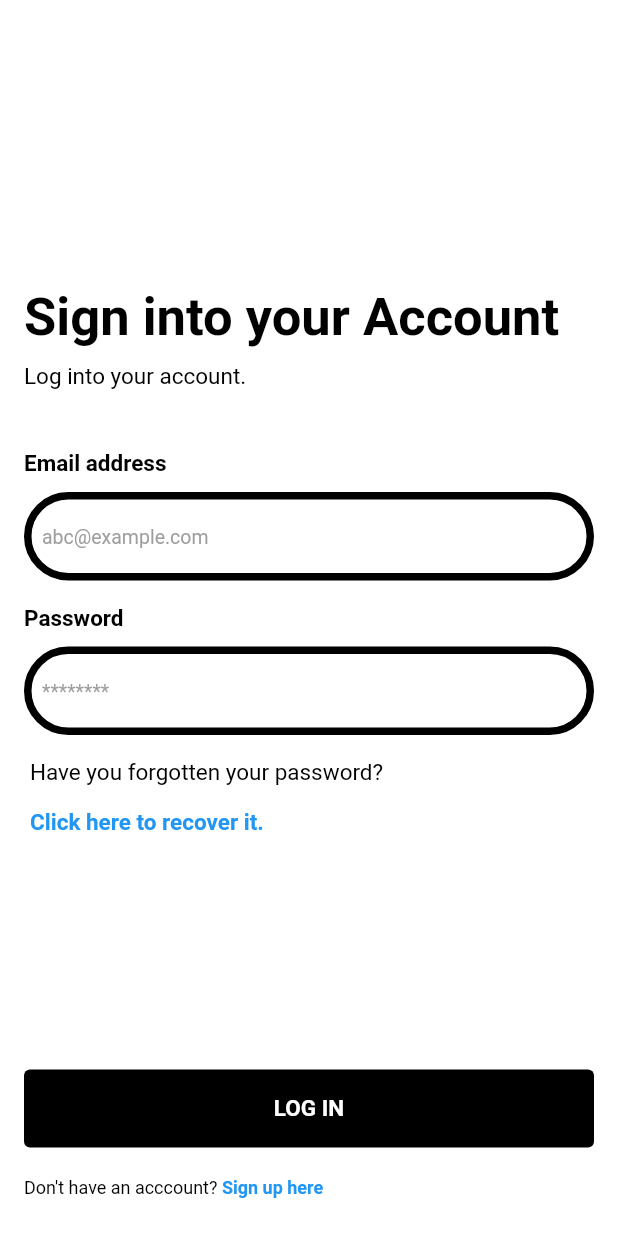
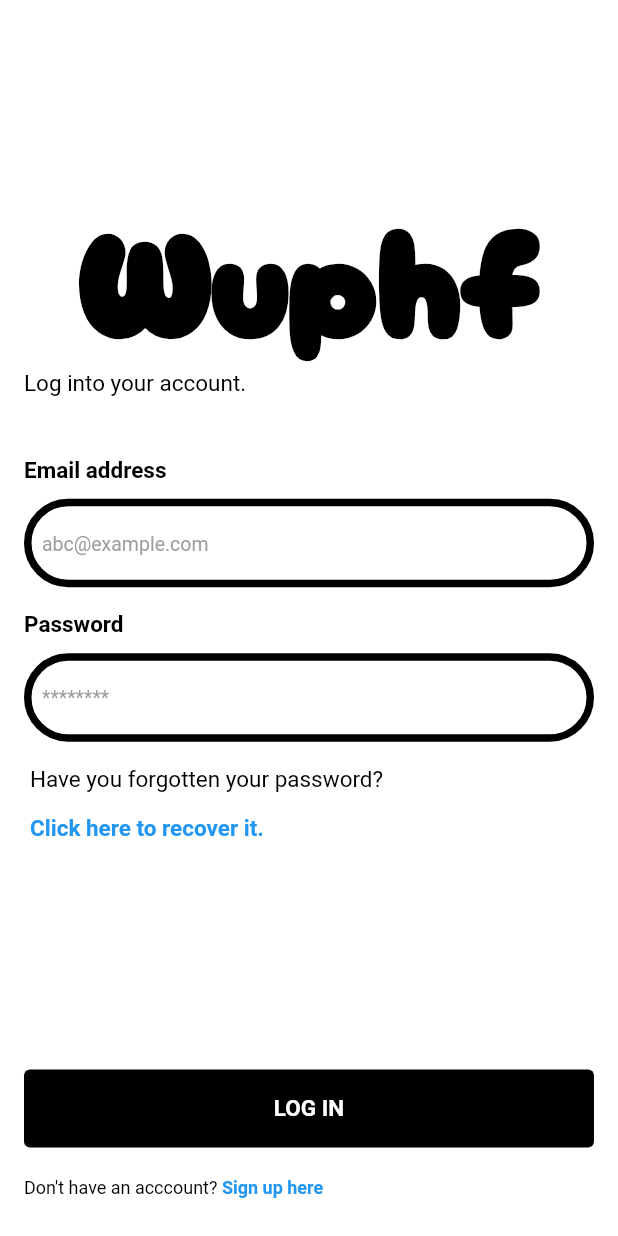
Before and after one commit to LionelQuintanilla/CECS_491A_Senior_Project, a Flutter app: the screen it shows after launch, on a phone screen of 412 x 824 dp. Run offline on Flutter 3.47's test engine with Material 2 defaults, Android fonts, the light colour scheme and no system bars; our stand-ins replace firebase_auth, firebase_core, lottie; missing offline and left inert: flutter_overlay_loader; accounts and stored records are empty.

Commit message:
Updated Log In Screen title

```diff
--- a/firebasetest/lib/screens/login.dart
+++ b/firebasetest/lib/screens/login.dart
@@ -80,7 +80,7 @@ class _LoginScreenState extends State<LoginScreen> {
           color: Colors.white,
           child: Padding(
             padding: const EdgeInsets.only(
-                left: 16.0, right: 16.0, top: 50.0, bottom: 25.0),
+                left: 16.0, right: 16.0, top: 0, bottom: 25.0),
             child: Form(
               key: _key,
               child: Column(
@@ -90,13 +90,17 @@ class _LoginScreenState extends State<LoginScreen> {
                     onTap: () => Navigator.pop(context),
                     child: const Icon(Icons.close),
                   ),*/
-                  const Expanded(child: SizedBox(height: 70)),
-                  const Text(
-                    'Sign into your Account',
-                    style: TextStyle(
-                      fontSize: 35,
-                      fontWeight: FontWeight.bold,
-                      color: Colors.black,
+                  const Expanded(child: SizedBox(height: 0)),
+                  const Align(
+                    alignment: Alignment.center,
+                    child: Text(
+                      'Wuphf',
+                      style: TextStyle(
+                        fontSize: 100,
+                        fontFamily: 'Cherry',
+                        fontWeight: FontWeight.bold,
+                        color: Colors.black,
+                      ),
                     ),
                   ),
                   const SizedBox(height: 10),
```
